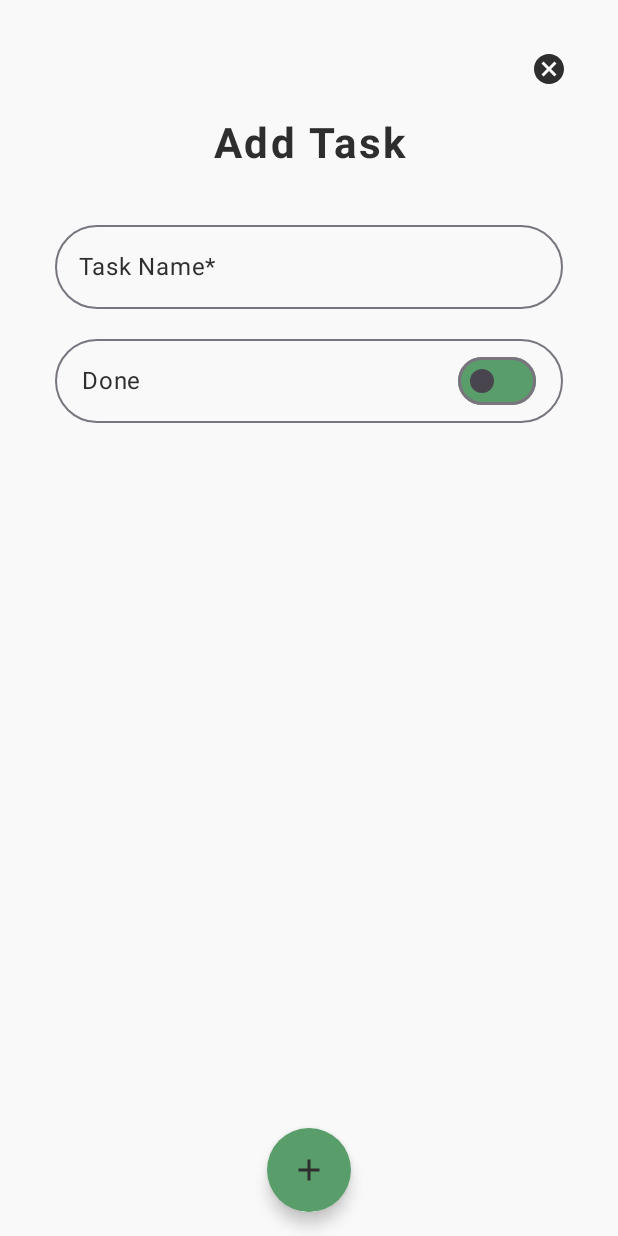
After one commit to SebastianNowak01/ConQuest, an Android app built with Jetpack Compose: the composable NewCosplayTaskScreen called with empty values, on a phone screen of 412 x 824 dp. The commit adds this screen. Run offline under Robolectric (Android 15) with nearby library versions, the phone set to English and light mode, and no system bars; our stand-ins replace Room's generated code.

Commit message:
38: Add functioning tasks tab

```diff
--- a/app/src/main/java/com/example/conquest/CosplayViewModel.kt
+++ b/app/src/main/java/com/example/conquest/CosplayViewModel.kt
@@ -8,6 +8,7 @@ import androidx.lifecycle.viewModelScope
 import com.example.conquest.data.entity.Cosplay
 import com.example.conquest.data.entity.CosplayElement
 import com.example.conquest.data.entity.CosplayPhoto
+import com.example.conquest.data.entity.CosplayTask
 import kotlinx.coroutines.ExperimentalCoroutinesApi
 import kotlinx.coroutines.flow.MutableStateFlow
 import kotlinx.coroutines.flow.StateFlow
@@ -19,6 +20,7 @@ class CosplayViewModel(application: Application) : AndroidViewModel(application)
     internal val dao = (application as ConQuestApplication).database.cosplayDao()
     internal val photoDao = (application as ConQuestApplication).database.cosplayPhotoDao()
     internal val elementDao = (application as ConQuestApplication).database.cosplayElementDao()
+    internal val taskDao = (application as ConQuestApplication).database.cosplayTaskDao()
 
     val allCosplays =
         dao.getAllCosplays().stateIn(viewModelScope, SharingStarted.Lazily, emptyList<Cosplay>())
@@ -64,10 +66,9 @@ class CosplayViewModel(application: Application) : AndroidViewModel(application)
     private val _elementCosplayId = MutableStateFlow<Int?>(0)
 
     @OptIn(ExperimentalCoroutinesApi::class)
-    val elements: StateFlow<List<CosplayElement>> =
-        _elementCosplayId.filterNotNull()
-            .flatMapLatest { id -> elementDao.getElementsForCosplay(id) }
-            .stateIn(viewModelScope, SharingStarted.Lazily, emptyList())
+    val elements: StateFlow<List<CosplayElement>> = _elementCosplayId.filterNotNull()
+        .flatMapLatest { id -> elementDao.getElementsForCosplay(id) }
+        .stateIn(viewModelScope, SharingStarted.Lazily, emptyList())
 
     fun setElementCosplayId(id: Int) {
         _elementCosplayId.value = id
@@ -76,7 +77,29 @@ class CosplayViewModel(application: Application) : AndroidViewModel(application)
     fun deleteElementsByIds(ids: Set<Int>) {
         viewModelScope.launch {
             elementDao.deleteElementsByIds(ids)
+        }
+    }
 
+    private val _taskCosplayId = MutableStateFlow<Int?>(0)
+
+    @OptIn(ExperimentalCoroutinesApi::class)
+    val tasks: StateFlow<List<CosplayTask>> =
+        _taskCosplayId.filterNotNull().flatMapLatest { id -> taskDao.getTasksForCosplay(id) }
+            .stateIn(viewModelScope, SharingStarted.Lazily, emptyList())
+
+    fun setTaskCosplayId(id: Int) {
+        _taskCosplayId.value = id
+    }
+
+    fun insertTask(task: CosplayTask) {
+        viewModelScope.launch {
+            taskDao.insertTask(task)
+        }
+    }
+
+    fun deleteTasksByIds(ids: Set<Int>) {
+        viewModelScope.launch {
+            taskDao.deleteTasksByIds(ids)
         }
     }
 }
--- a/app/src/main/java/com/example/conquest/components/Drawer.kt
+++ b/app/src/main/java/com/example/conquest/components/Drawer.kt
@@ -56,7 +56,8 @@ val routes = listOf(
 
 val noDrawerRoutes = listOf(
     "com.example.conquest.screens.NewCosplayScreen",
-    "com.example.conquest.screens.NewCosplayElementScreen/{cosplayId}"
+    "com.example.conquest.screens.NewCosplayElementScreen/{cosplayId}",
+    "com.example.conquest.screens.NewCosplayTaskScreen/{cosplayId}"
 )
 
 @OptIn(ExperimentalMaterial3Api::class)
@@ -145,8 +146,7 @@ fun Drawer(
                                     verticalAlignment = Alignment.CenterVertically
                                 ) {
                                     SearchBar(
-                                        value = searchQuery,
-                                        onValueChange = { searchQuery = it })
+                                        value = searchQuery, onValueChange = { searchQuery = it })
                                 }
                             }, navigationIcon = {
                                 IconButton(onClick = {
--- a/app/src/main/java/com/example/conquest/components/Navigation.kt
+++ b/app/src/main/java/com/example/conquest/components/Navigation.kt
@@ -8,6 +8,7 @@ import com.example.conquest.screens.MainScreen
 import com.example.conquest.screens.NewCosplayElementScreen
 import com.example.conquest.screens.SettingsScreen
 import com.example.conquest.screens.NewCosplayScreen
+import com.example.conquest.screens.NewCosplayTaskScreen
 import com.example.conquest.screens.SettingsScreenParams
 
 @Composable
@@ -32,5 +33,9 @@ fun MainNavigation(navController: NavHostController, searchQuery: String) {
             val args = backStackEntry.toRoute<NewCosplayElementScreen>()
             NewCosplayElementScreen(args.cosplayId, navController)
         }
+        composable<NewCosplayTaskScreen> { backStackEntry ->
+            val args = backStackEntry.toRoute<NewCosplayTaskScreen>()
+            NewCosplayTaskScreen(args.cosplayId, navController)
+        }
     }
 }
--- a/app/src/main/java/com/example/conquest/screens/MainCosplayScreen.kt
+++ b/app/src/main/java/com/example/conquest/screens/MainCosplayScreen.kt
@@ -24,8 +24,7 @@ data class MainCosplayScreen(
 
 @Composable
 fun MainCosplayScreen(
-    navBackStackEntry: NavBackStackEntry,
-    navController: NavController
+    navBackStackEntry: NavBackStackEntry, navController: NavController
 ) {
     CosplayTabs(navBackStackEntry, navController)
 }
@@ -68,7 +67,7 @@ fun CosplayTabs(navBackStackEntry: NavBackStackEntry, navController: NavControll
         ) { page ->
             when (page) {
                 0 -> CosplayElementsTab(navController, navBackStackEntry)
-                1 -> TasksTab()
+                1 -> CosplayTasksTab(navController, navBackStackEntry)
                 2 -> ReferenceImagesTab(navBackStackEntry)
             }
         }
--- /dev/null
+++ b/app/src/main/java/com/example/conquest/screens/NewCosplayTaskScreen.kt
@@ -0,0 +1,193 @@
+package com.example.conquest.screens
+
+import androidx.compose.foundation.border
+import androidx.compose.foundation.layout.Arrangement
+import androidx.compose.foundation.layout.Box
+import androidx.compose.foundation.layout.Column
+import androidx.compose.foundation.layout.Row
+import androidx.compose.foundation.layout.fillMaxSize
+import androidx.compose.foundation.layout.fillMaxWidth
+import androidx.compose.foundation.layout.navigationBarsPadding
+import androidx.compose.foundation.layout.padding
+import androidx.compose.foundation.layout.size
+import androidx.compose.foundation.layout.statusBarsPadding
+import androidx.compose.foundation.shape.RoundedCornerShape
+import androidx.compose.material.icons.Icons
+import androidx.compose.material.icons.filled.Add
+import androidx.compose.material.icons.filled.Cancel
+import androidx.compose.material3.Card
+import androidx.compose.material3.CardDefaults
+import androidx.compose.material3.FloatingActionButton
+import androidx.compose.material3.Icon
+import androidx.compose.material3.IconButton
+import androidx.compose.material3.MaterialTheme
+import androidx.compose.material3.OutlinedTextField
+import androidx.compose.material3.Snackbar
+import androidx.compose.material3.SnackbarHost
+import androidx.compose.material3.SnackbarHostState
+import androidx.compose.material3.Switch
+import androidx.compose.material3.SwitchDefaults
+import androidx.compose.material3.Text
+import androidx.compose.runtime.Composable
+import androidx.compose.runtime.getValue
+import androidx.compose.runtime.mutableStateOf
+import androidx.compose.runtime.remember
+import androidx.compose.runtime.rememberCoroutineScope
+import androidx.compose.runtime.setValue
+import androidx.compose.ui.Alignment
+import androidx.compose.ui.Modifier
+import androidx.compose.ui.text.font.FontWeight
+import androidx.compose.ui.text.style.TextAlign
+import androidx.compose.ui.unit.dp
+import androidx.compose.ui.unit.sp
+import androidx.lifecycle.viewmodel.compose.viewModel
+import androidx.navigation.NavController
+import com.example.conquest.CosplayViewModel
+import com.example.conquest.data.entity.CosplayTask
+import kotlinx.coroutines.launch
+import kotlinx.serialization.Serializable
+
+@Serializable
+data class NewCosplayTaskScreen(val cosplayId: Int)
+
+@Composable
+fun NewCosplayTaskScreen(
+    cosplayId: Int,
+    navController: NavController,
+) {
+    val cosplayViewModel: CosplayViewModel = viewModel()
+    val snackbarHostState = remember { SnackbarHostState() }
+    val coroutineScope = rememberCoroutineScope()
+
+    var name by remember { mutableStateOf("") }
+    var done by remember { mutableStateOf(false) }
+
+    Box(modifier = Modifier.fillMaxSize()) {
+        Column(
+            modifier = Modifier
+                .align(Alignment.TopCenter)
+                .fillMaxWidth(0.9f)
+                .padding(top = 70.dp, start = 16.dp, end = 16.dp),
+            verticalArrangement = Arrangement.spacedBy(20.dp),
+            horizontalAlignment = Alignment.CenterHorizontally
+        ) {
+            Text(
+                text = "Add Task",
+                style = MaterialTheme.typography.headlineMedium.copy(
+                    fontWeight = FontWeight.Bold, letterSpacing = 1.5.sp
+                ),
+                color = MaterialTheme.colorScheme.primary,
+                modifier = Modifier
+                    .padding(bottom = 8.dp, top = 8.dp)
+                    .fillMaxWidth(),
+                textAlign = TextAlign.Center
+            )
+
+            OutlinedTextField(
+                value = name,
+                onValueChange = { name = it },
+                label = { Text("Task Name*") },
+                modifier = Modifier.fillMaxWidth(),
+                singleLine = true,
+                shape = RoundedCornerShape(32.dp)
+            )
+
+            Card(
+                modifier = Modifier
+                    .fillMaxWidth()
+                    .border(
+                        width = 1.dp,
+                        color = MaterialTheme.colorScheme.outline,
+                        shape = RoundedCornerShape(32.dp)
+                    ),
+                shape = RoundedCornerShape(32.dp),
+                colors = CardDefaults.cardColors(containerColor = MaterialTheme.colorScheme.background)
+            ) {
+                Row(
+                    modifier = Modifier
+                        .fillMaxWidth()
+                        .padding(horizontal = 18.dp, vertical = 4.dp),
+                    verticalAlignment = Alignment.CenterVertically,
+                    horizontalArrangement = Arrangement.SpaceBetween,
+                ) {
+                    Text(text = "Done")
+                    Switch(
+                        checked = done,
+                        onCheckedChange = { done = it },
+                        colors = SwitchDefaults.colors(
+                            checkedThumbColor = MaterialTheme.colorScheme.primary,
+                            checkedTrackColor = MaterialTheme.colorScheme.secondary,
+                            uncheckedThumbColor = MaterialTheme.colorScheme.onSurfaceVariant,
+                            uncheckedTrackColor = MaterialTheme.colorScheme.secondary
+                        )
+                    )
+                }
+            }
+        }
+
+        IconButton(
+            onClick = { navController.popBackStack() },
+            modifier = Modifier
+                .align(Alignment.TopEnd)
+                .padding(top = 16.dp, end = 16.dp)
+                .statusBarsPadding()
+                .size(60.dp)
+        ) {
+            Icon(
+                imageVector = Icons.Default.Cancel,
+                contentDescription = "Cancel",
+                tint = MaterialTheme.colorScheme.onBackground
+            )
+        }
+
+        Box(
+            modifier = Modifier.align(Alignment.BottomCenter)
+        ) {
+            FloatingActionButton(
+                onClick = {
+                    if (name.isNotBlank()) {
+                        val task = CosplayTask(
+                            id = 0,
+                            cosplayId = cosplayId,
+                            done = done,
+                            taskName = name.trim(),
+                            alarm = false,
+                            notes = null
+                        )
+                        cosplayViewModel.insertTask(task)
+                        navController.popBackStack()
+                    } else {
+                        coroutineScope.launch {
+                            snackbarHostState.showSnackbar(
+                                message = "Please fill out all required fields!"
+                            )
+                        }
+                    }
+                },
+                containerColor = MaterialTheme.colorScheme.secondary,
+                contentColor = MaterialTheme.colorScheme.primary,
+                shape = RoundedCornerShape(50),
+                modifier = Modifier
+                    .align(Alignment.BottomCenter)
+                    .padding(bottom = 16.dp)
+                    .navigationBarsPadding()
+            ) {
+                Icon(Icons.Default.Add, contentDescription = "Save")
+            }
+        }
+
+        SnackbarHost(
+            hostState = snackbarHostState,
+            modifier = Modifier
+                .align(Alignment.BottomCenter)
+                .padding(horizontal = 16.dp, vertical = 140.dp),
+            snackbar = { data ->
+                Snackbar(
+                    snackbarData = data,
+                    containerColor = MaterialTheme.colorScheme.tertiary,
+                    contentColor = MaterialTheme.colorScheme.primary,
+                    shape = RoundedCornerShape(32.dp),
+                )
+            })
+    }
+}
```
Also changed, not shown: app/src/main/java/com/example/conquest/data/dao/CosplayTaskDao.kt (+9 -1 lines), app/src/main/java/com/example/conquest/screens/TasksTab.kt (+114 -4 lines).
